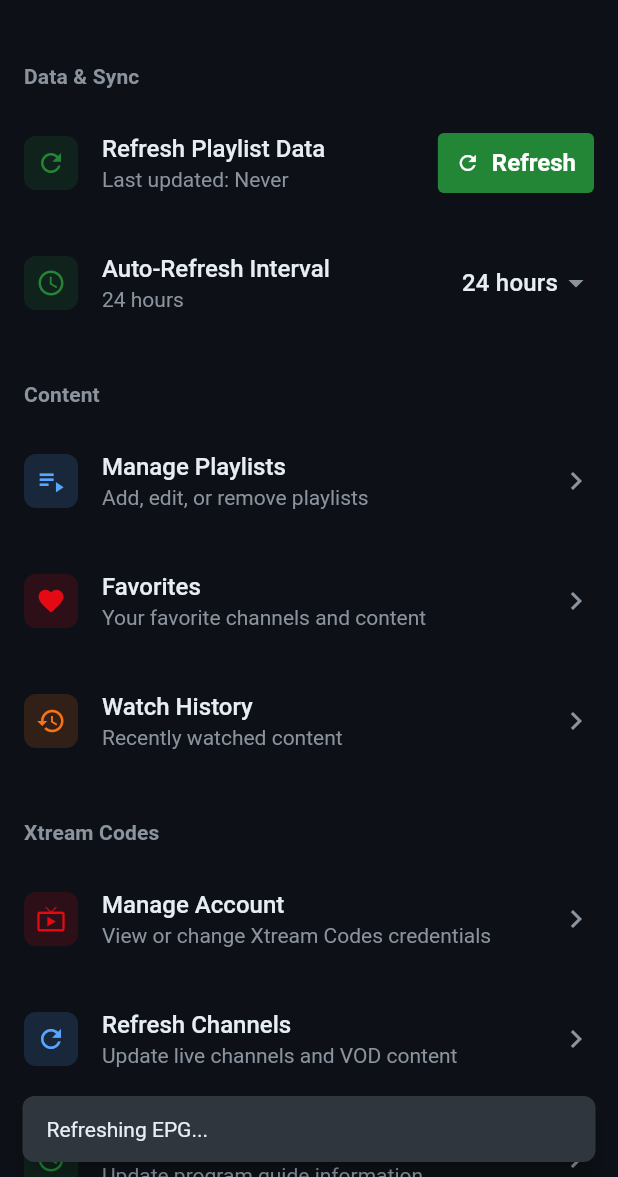
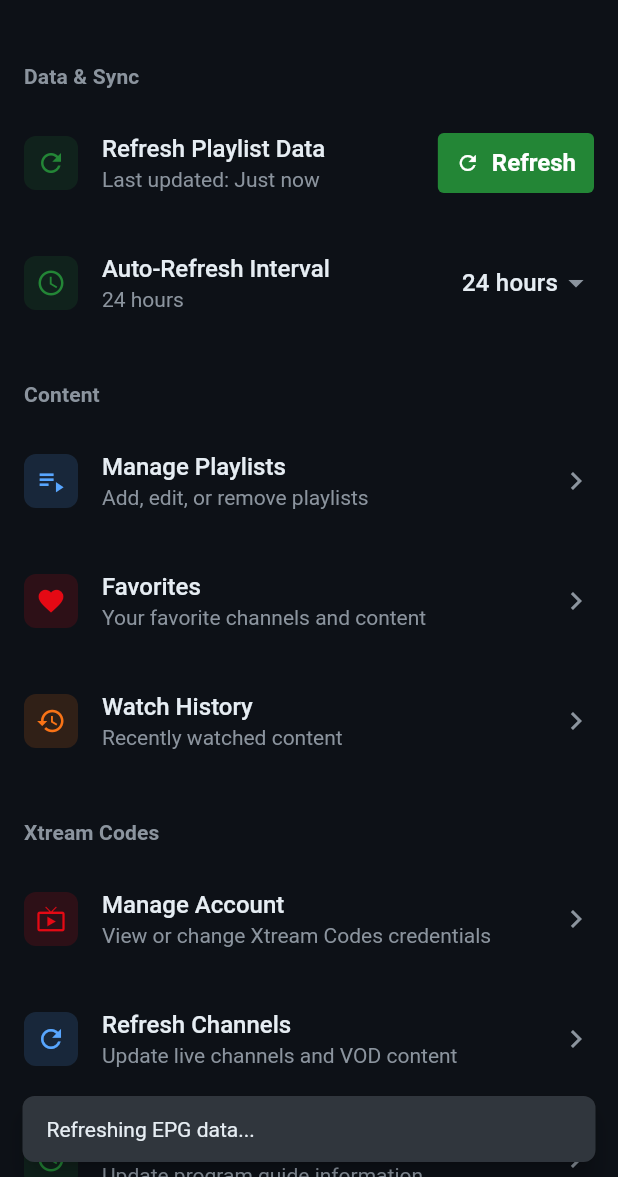
Before and after one commit to GitGoneWild/WatchTheFlix-App, a Flutter app: the SettingsTab screen opened directly, after a tap on "Refresh EPG", on a phone screen of 412 x 824 dp, the part 59-1236 px from its top. Run offline on Flutter 3.47's test engine with Material 3 defaults, Android fonts, the phone set to English and light mode, and no system bars; our stand-ins replace cached_network_image, connectivity_plus, dio, equatable, flutter_bloc, get_it and 4 more; accounts and stored records are empty.

Commit message:
feat: implement refresh actions for Xtream Codes in Settings
Co-authored-by: RazorBladeX <192748191+RazorBladeX@users.noreply.github.com>

```diff
--- a/lib/presentation/screens/home/home_screen.dart
+++ b/lib/presentation/screens/home/home_screen.dart
@@ -1410,14 +1410,17 @@ class SettingsTab extends StatelessWidget {
                     title: 'Refresh Channels',
                     subtitle: 'Update live channels and VOD content',
                     onTap: () {
-                      // Trigger refresh for Xtream channels
+                      // Trigger data refresh for all blocs
                       ScaffoldMessenger.of(context).showSnackBar(
                         const SnackBar(
-                          content: Text('Refreshing channels...'),
+                          content: Text('Refreshing Xtream channels and content...'),
                           duration: Duration(seconds: 2),
                         ),
                       );
-                      // TODO: Implement refresh logic
+
+                      // Trigger refresh on channel and playlist blocs
+                      context.read<ChannelBloc>().add(const LoadChannelsEvent());
+                      context.read<PlaylistBloc>().add(const LoadPlaylistsEvent());
                     },
                   ),
                   _SettingsTile(
@@ -1429,11 +1432,18 @@ class SettingsTab extends StatelessWidget {
                       // Trigger EPG refresh
                       ScaffoldMessenger.of(context).showSnackBar(
                         const SnackBar(
-                          content: Text('Refreshing EPG...'),
+                          content: Text('Refreshing EPG data...'),
                           duration: Duration(seconds: 2),
                         ),
                       );
-                      // TODO: Implement EPG refresh logic
+
+                      // Trigger data reload which will fetch fresh EPG
+                      context.read<settings.SettingsBloc>().add(
+                            const settings.RefreshPlaylistDataEvent(),
+                          );
+                      context.read<ChannelBloc>().add(
+                            const LoadChannelsEvent(),
+                          );
                     },
                   ),
                 ],
```
